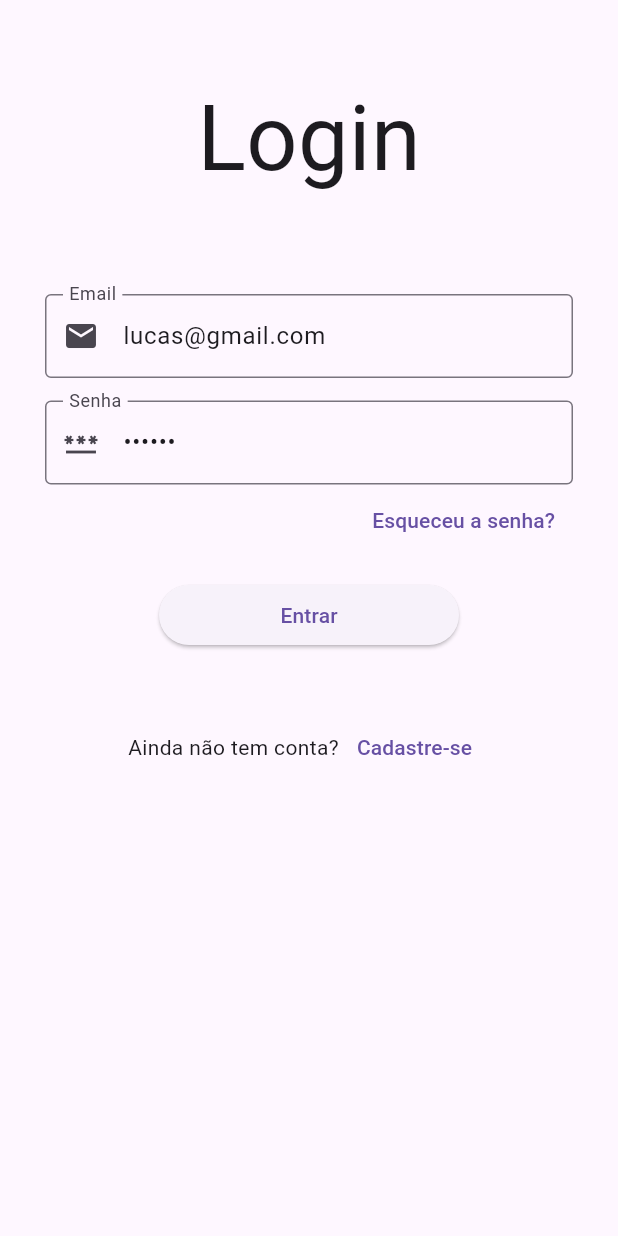
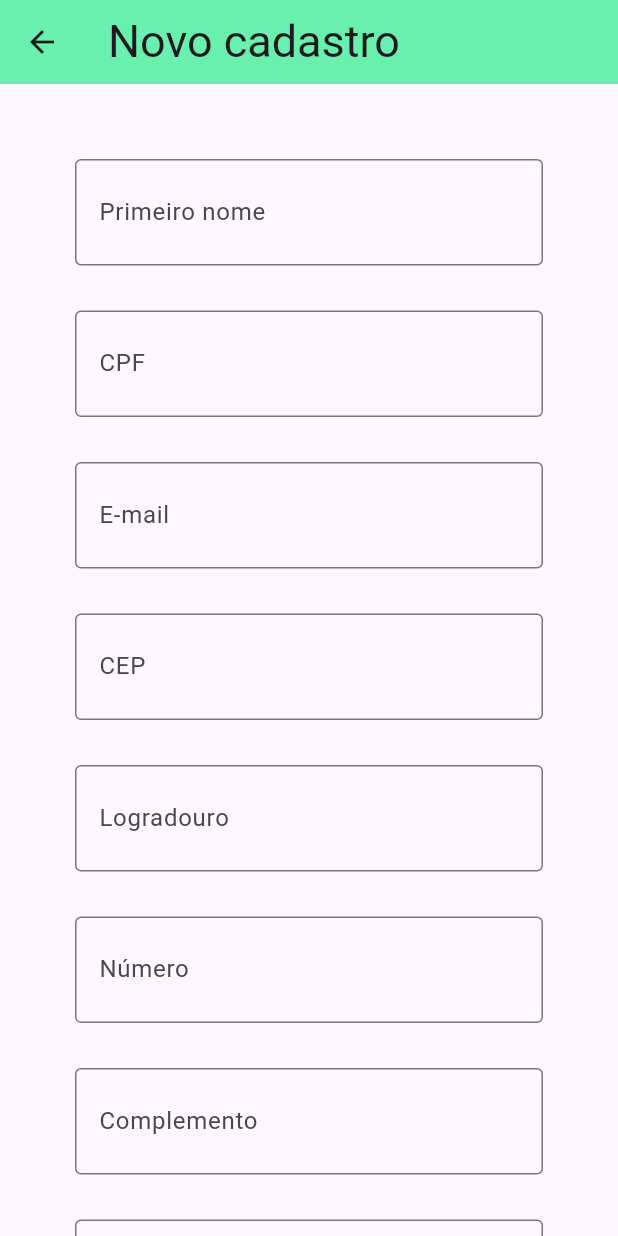
Before and after one commit to glucas038/app_workout_wizard, a Flutter app: the screen it shows after launch, after a tap on "Cadastre-se", on a phone screen of 412 x 824 dp. Run offline on Flutter 3.47's test engine with Material 3 defaults, Android fonts, the light colour scheme and no system bars; our stand-ins replace cloud_firestore, device_preview, email_validator, firebase_auth, firebase_core, mask_text_input_formatter; missing offline and left inert: cpf_cnpj_validator; accounts and stored records are empty.

Commit message:
Cadastro em finalização

```diff
--- a/workout_wizard/lib/main.dart
+++ b/workout_wizard/lib/main.dart
@@ -6,6 +6,7 @@ import 'package:workout_wizard/view/avaliacao/avaliacao_dobras_cutaneas_view.dar
 import 'package:workout_wizard/view/avaliacao/avaliacao_exames_view.dart';
 import 'package:workout_wizard/view/avaliacao/avaliacao_medidas_corporais_view.dart';
 import 'package:workout_wizard/view/avaliacao/avaliacao_view.dart';
+import 'package:workout_wizard/view/cadastro_view.dart';
 import 'package:workout_wizard/view/login_view.dart';
 import 'package:workout_wizard/view/treinos_view.dart';
 
@@ -41,6 +42,7 @@ class MainApp extends StatelessWidget {
         'avaliacao_medidas': (context) => AvaliacaoMedidasCorporaisView(),
         'login': (context) => LoginView(),
         'treinos': (context) => TreinosView(),
+        'cadastro': (context) => CadastroView(),
       },
     );
   }
--- /dev/null
+++ b/workout_wizard/lib/model/endereco.dart
@@ -0,0 +1,29 @@
+class Endereco {
+  String rua;
+  String cidade;
+  String estado;
+  String cep;
+  String numero;
+
+  Endereco(this.rua, this.cidade, this.estado, this.cep, this.numero);
+
+  Map<String, dynamic> toJson() {
+    return {
+      'rua': rua,
+      'cidade': cidade,
+      'estado': estado,
+      'cep': cep,
+      'numero': numero,
+    };
+  }
+
+  factory Endereco.fromJson(Map<String, dynamic> json) {
+    return Endereco(
+      json['rua'],
+      json['cidade'],
+      json['estado'],
+      json['cep'],
+      json['numero']
+      );
+  }
+}
--- /dev/null
+++ b/workout_wizard/lib/model/usuario.dart
@@ -0,0 +1,28 @@
+import 'package:workout_wizard/model/endereco.dart';
+
+class Usuario {
+  String? id;
+  String nome;
+  String cpf;
+  Endereco endereco;
+
+  Usuario(this.nome, this.cpf, this.endereco, {this.id});
+
+  Map<String, dynamic> toJson() {
+    return {
+      'id': id, // 'id' é opcional, pois o Firebase gera automaticamente um 'id' para cada documento
+      'nome': nome,
+      'cpf': cpf,
+      'endereco': endereco.toJson(),
+    };
+  }
+
+  factory Usuario.fromJson(Map<String, dynamic> json) {
+    return Usuario(
+      json['nome'],
+      json['cpf'],
+      Endereco.fromJson(json['endereco']),
+      id: json['id'], // Adicionei o id aqui para garantir que ele seja atribuído
+    );
+  }
+}
--- a/workout_wizard/lib/view/avaliacao/avaliacao_exames_view.dart
+++ b/workout_wizard/lib/view/avaliacao/avaliacao_exames_view.dart
@@ -26,7 +26,9 @@ class _AvaliacaoExamesViewState extends State<AvaliacaoExamesView> {
     super.initState();
     // Recupera o docId quando o widget é inicializado
     WidgetsBinding.instance.addPostFrameCallback((_) {
-      docId = ModalRoute.of(context)!.settings.arguments as dynamic;
+      setState(() {
+        docId = ModalRoute.of(context)!.settings.arguments as String;
+      });
       fetchAvaliacaoData();
     });
   }
--- /dev/null
+++ b/workout_wizard/lib/view/cadastro_view.dart
@@ -0,0 +1,341 @@
+import 'package:cpf_cnpj_validator/cpf_validator.dart';
+import 'package:email_validator/email_validator.dart';
+import 'package:flutter/material.dart';
+import 'package:mask_text_input_formatter/mask_text_input_formatter.dart';
+import 'package:http/http.dart' as http;
+import 'package:workout_wizard/controller/login_controller.dart';
+import 'package:workout_wizard/model/endereco.dart';
+import 'dart:convert';
+
+import 'package:workout_wizard/model/usuario.dart';
+
+class CadastroView extends StatefulWidget {
+  const CadastroView({super.key});
+
+  @override
+  State<CadastroView> createState() => _CadastroViewState();
+}
+
+class _CadastroViewState extends State<CadastroView> {
+  var formKey = GlobalKey<FormState>();
+
+  //Controladores dos campos de texto
+  var txtPrimeiroNome = TextEditingController();
+  var txtEmail = TextEditingController();
+  var txtSenha = TextEditingController();
+  var txtCpf = TextEditingController();
+  var txtCep = TextEditingController();
+  var txtLogradouro = TextEditingController();
+  var txtNumero = TextEditingController();
+  var txtComplemento = TextEditingController();
+  var txtBairro = TextEditingController();
+  var txtCidade = TextEditingController();
+  var txtEstado = TextEditingController();
+
+  bool isAddressReadOnly = false;
+  double forca = 0;
+
+  Future<void> _buscarEndereco() async {
+    String cep = txtCep.text.replaceAll(RegExp(r'[^0-9]'), '');
+    if (cep.length == 8) {
+      try {
+        final response =
+            await http.get(Uri.parse('https://viacep.com.br/ws/$cep/json/'));
+        if (response.statusCode == 200) {
+          final data = json.decode(response.body);
+          setState(() {
+            txtLogradouro.text = data['logradouro'];
+            txtBairro.text = data['bairro'];
+            txtCidade.text = data['localidade'];
+            txtEstado.text = data['uf'];
+            isAddressReadOnly = true;
+
+            // Mova o foco para o campo de número
+            FocusScope.of(context).nextFocus();
+            FocusScope.of(context).nextFocus();
+          });
+        } else {
+          throw Exception('Erro ao buscar o endereço');
+        }
+      } catch (e) {
+        print(e);
+        // Trate o erro conforme necessário
+      }
+    }
+  }
+
+  @override
+  Widget build(BuildContext context) {
+    return Scaffold(
+      appBar: AppBar(
+          title: Text(
+            'Novo cadastro',
+            style: TextStyle(fontSize: 30),
+          ),
+          backgroundColor: Colors.greenAccent),
+      body: SingleChildScrollView(
+        child: Padding(
+          padding: EdgeInsets.fromLTRB(50, 50, 50, 100),
+          child: Form(
+            key: formKey,
+            child: Column(
+              children: [
+                TextFormField(
+                  controller: txtPrimeiroNome,
+                  style: TextStyle(fontSize: 26),
+                  decoration: InputDecoration(
+                    labelText: 'Primeiro nome',
+                    border: OutlineInputBorder(),
+                  ),
+                  validator: (value) {
+                    if (value == null || value.isEmpty) {
+                      return 'Informe um nome';
+                    }
+                    return null;
+                  },
+                ),
+                SizedBox(height: 30),
+                TextFormField(
+                  controller: txtCpf,
+                  style: TextStyle(fontSize: 26),
+                  decoration: InputDecoration(
+                    labelText: 'CPF',
+                    border: OutlineInputBorder(),
+                  ),
+                  inputFormatters: [
+                    MaskTextInputFormatter(mask: '###.###.###-##')
+                  ],
+                  validator: (value) {
+                    if (value == null || value.isEmpty) {
+                      return 'Informe um CPF.';
+                    }
+                    if (!CPFValidator.isValid(value)) {
+                      return 'Informe um CPF válido.';
+                    }
+                    return null;
+                  },
+                ),
+                SizedBox(height: 30),
+                TextFormField(
+                  controller: txtEmail,
+                  style: TextStyle(fontSize: 26),
+                  decoration: InputDecoration(
+                    labelText: 'E-mail',
+                    border: OutlineInputBorder(),
+                  ),
+                  validator: (value) {
+                    if (value == null || value.isEmpty) {
+                      return 'Informe um e-mail.';
+                    }
+                    if (!EmailValidator.validate(value)) {
+                      return 'Informe um e-mail válido.';
+                    }
+                    return null;
+                  },
+                ),
+                SizedBox(height: 30),
+                TextFormField(
+                  controller: txtCep,
+                  style: TextStyle(fontSize: 26),
+                  decoration: InputDecoration(
+                    labelText: 'CEP',
+                    border: OutlineInputBorder(),
+                  ),
+                  inputFormatters: [MaskTextInputFormatter(mask: '#####-###')],
+                  validator: (value) {
+                    if (value == null || value.isEmpty) {
+                      return 'Informe um CEP.';
+                    }
+                    return null;
+                  },
+                  onChanged: (value) {
+                    if (value.length == 9) {
+                      // Quando o campo estiver completo (com a máscara)
+                      _buscarEndereco();
+                    }
+                  },
+                ),
+                SizedBox(height: 30),
+                TextFormField(
+                  controller: txtLogradouro,
+                  style: TextStyle(fontSize: 26),
+                  enabled: !isAddressReadOnly,
+                  decoration: InputDecoration(
+                    labelText: 'Logradouro',
+                    border: OutlineInputBorder(),
+                  ),
+                  validator: (value) {
+                    if (value == null || value.isEmpty) {
+                      return 'Informe um logradouro.';
+                    }
+                    return null;
+                  },
+                ),
+                SizedBox(height: 30),
+                TextFormField(
+                  controller: txtNumero,
+                  style: TextStyle(fontSize: 26),
+                  decoration: InputDecoration(
+                    labelText: 'Número',
+                    border: OutlineInputBorder(),
+                  ),
+                  validator: (value) {
+                    if (value == null || value.isEmpty) {
+                      return 'Informe um número.';
+                    }
+                    return null;
+                  },
+                ),
+                SizedBox(height: 30),
+                TextFormField(
+                  controller: txtComplemento,
+                  style: TextStyle(fontSize: 26),
+                  decoration: InputDecoration(
+                    labelText: 'Complemento',
+                    border: OutlineInputBorder(),
+                  ),
+                ),
+                SizedBox(height: 30),
+                TextFormField(
+                  controller: txtBairro,
+                  style: TextStyle(fontSize: 26),
+                  enabled: !isAddressReadOnly,
+                  decoration: InputDecoration(
+                    labelText: 'Bairro',
+                    border: OutlineInputBorder(),
+                  ),
+                  validator: (value) {
+                    if (value == null || value.isEmpty) {
+                      return 'Informe um bairro.';
+                    }
+                    return null;
+                  },
+                ),
+                SizedBox(height: 30),
+                TextFormField(
+                  controller: txtCidade,
+                  style: TextStyle(fontSize: 26),
+                  enabled: !isAddressReadOnly,
+                  decoration: InputDecoration(
+                    labelText: 'Cidade',
+                    border: OutlineInputBorder(),
+                  ),
+                  validator: (value) {
+                    if (value == null || value.isEmpty) {
+                      return 'Informe uma cidade.';
+                    }
+                    return null;
+                  },
+                ),
+                SizedBox(height: 30),
+                TextFormField(
+                  controller: txtEstado,
+                  style: TextStyle(fontSize: 26),
+                  enabled: !isAddressReadOnly,
+                  decoration: InputDecoration(
+                    labelText: 'Estado',
+                    border: OutlineInputBorder(),
+                  ),
+                  validator: (value) {
+                    if (value == null || value.isEmpty) {
+                      return 'Informe um estado.';
+                    }
+                    return null;
+                  },
+                ),
+                SizedBox(height: 30),
+                TextFormField(
+                  controller: txtSenha,
+                  style: TextStyle(fontSize: 26),
+                  decoration: InputDecoration(
+                    labelText: 'Senha',
+                    border: OutlineInputBorder(),
+                  ),
+                  onChanged: (value) {
+                    setState(() {
+                      forca = calcularForcaSenha(value);
+                      calcularCor(forca);
+                    });
+                  },
+                  validator: (value) {
+                    if (value == null || value.isEmpty) {
+                      return 'Informe uma senha';
+                    }
+                    if (calcularForcaSenha(value) < 0.4) {
+                      return 'Senha muito fraca.';
+                    }
+                    return null;
+                  },
+                ),
+                LinearProgressIndicator(
+                  value: calcularForcaSenha(txtSenha.text),
+                  backgroundColor: Colors.grey[300],
+                  valueColor: AlwaysStoppedAnimation<Color>(
+                      calcularCor(calcularForcaSenha(txtSenha.text))),
+                ),
+                SizedBox(height: 30),
+                ElevatedButton(
+                  style: ElevatedButton.styleFrom(
+                    backgroundColor: Colors.blue.shade100,
+                    foregroundColor: Colors.black87,
+                    minimumSize: Size(200, 40),
+                  ),
+                  onPressed: () {
+                    if (formKey.currentState!.validate()) {
+                      Usuario usuario = Usuario(
+                        txtPrimeiroNome.text,
+                        txtEmail.text,
+                        Endereco(
+                          txtLogradouro.text,
+                          txtCidade.text,
+                          txtEstado.text,
+                          txtCep.text,
+                          txtNumero.text,
+                        ),
+                      );
+                      LoginController().criarConta(
+                          context, txtEmail.text, txtSenha.text, usuario);
+                    }
+                  },
+                  child: Text(
+                    'Cadastrar',
+                    style: TextStyle(fontSize: 28),
+                  ),
+                ),
+              ],
+            ),
+          ),
+        ),
+      ),
+    );
+  }
+
+  double calcularForcaSenha(String senha) {
+    int comprimento = senha.length;
+    if (comprimento < 6) {
+      return 0.2; // Muito fraca
+    } else if (comprimento < 8) {
+      return 0.4; // Fraca
+    } else if (comprimento < 10) {
+      return 0.6; // Média
+    } else if (comprimento < 12) {
+      return 0.8; // Forte
+    } else {
+      return 1.0; // Muito forte
+    }
+  }
+
+  Color calcularCor(double forca) {
+    if (forca == 0.2) {
+      return Colors.redAccent; // Muito fraca
+    } else if (forca == 0.4) {
+      return Colors.orangeAccent; // Fraca
+    } else if (forca == 0.6) {
+      return Colors.yellowAccent; // Média
+    } else if (forca == 0.8) {
+      return Colors.greenAccent.shade100; // Forte
+    } else {
+      return Colors.greenAccent.shade700; // Muito forte
+    }
+  }
+}
--- a/workout_wizard/lib/view/login_view.dart
+++ b/workout_wizard/lib/view/login_view.dart
@@ -131,7 +131,7 @@ class _LoginViewState extends State<LoginView> {
                 Text('Ainda não tem conta?'),
                 TextButton(
                   onPressed: () {
-                    Navigator.pushNamed(context, 'cadastrar');
+                    Navigator.pushNamed(context, 'cadastro');
                   },
                   child: Text('Cadastre-se'),
                 ),
--- a/workout_wizard/pubspec.yaml
+++ b/workout_wizard/pubspec.yaml
@@ -8,13 +8,16 @@ environment:
 
 dependencies:
   cloud_firestore: ^4.17.5
+  cpf_cnpj_validator: ^2.0.0
   device_preview: ^1.2.0
+  email_validator: ^2.1.17
   firebase_auth: ^4.19.6
   firebase_core: ^2.31.1
   flutter:
     sdk: flutter
   http: ^1.2.1
   intl: ^0.19.0
+  mask_text_input_formatter: ^2.9.0
 
 dev_dependencies:
   flutter_test:
```
Also changed, not shown: workout_wizard/lib/controller/avaliacao_controller.dart (+26 -13 lines), workout_wizard/lib/controller/login_controller.dart (+24 -11 lines), workout_wizard/lib/model/avaliacao.dart (+4 -4 lines), workout_wizard/lib/view/avaliacao/avaliacao_view.dart (+22 -23 lines), workout_wizard/pubspec.lock, 1 other file.
